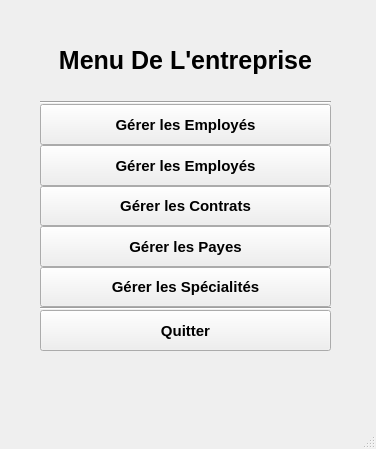
This is UI/MenuPrincipal.ui in LePerron/Application-gestion-employes-projet-session-2023 as Qt 5 draws it before an edit. The edited form follows.
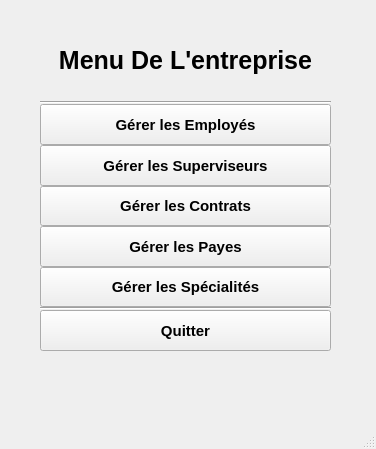
This is the edited form.

What changed in the file:
```diff
--- a/UI/MenuPrincipal.ui
+++ b/UI/MenuPrincipal.ui
@@ -128,7 +128,7 @@
         </font>
        </property>
        <property name="text">
-        <string>Gérer les Employés</string>
+        <string>Gérer les Superviseurs</string>
        </property>
        <property name="checkable">
         <bool>false</bool>
```
Left out of the diff: 2 changed lines with no effect on the pictures.
